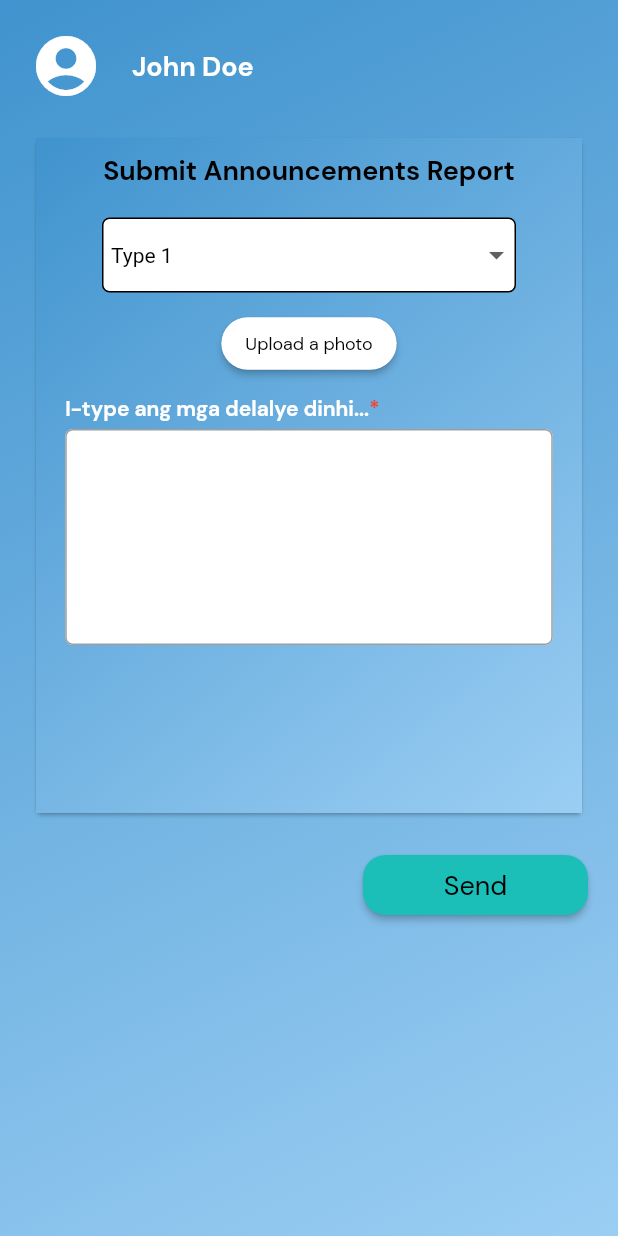
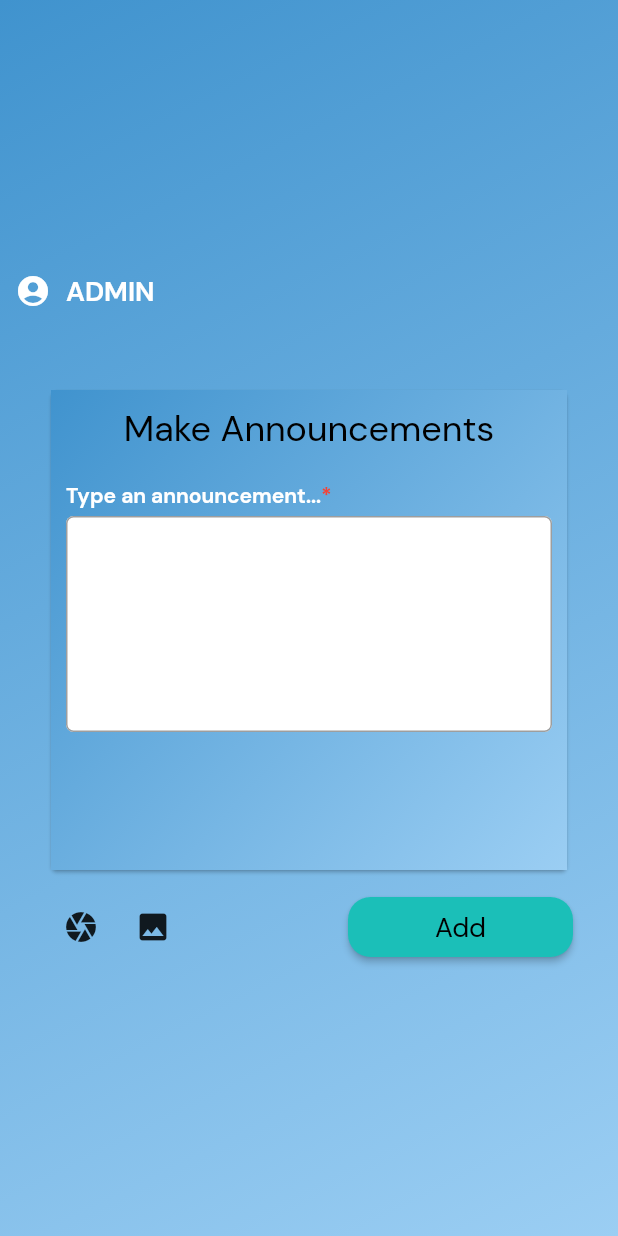
Before and after one commit to lansoyyy/gusa_cic, a Flutter app: the AdminHomeScreen screen opened directly, after a tap on "Announcements", on a phone screen of 412 x 824 dp. Run offline on Flutter 3.47's test engine with Material 2 defaults, Android fonts, the phone set to English and light mode, and no system bars; our stand-ins replace fluttertoast; Roboto replaces fonts that are missing (QRegular).

Commit message:
added add announcements screen

```diff
--- a/lib/screens/admin/adminhome_screen.dart
+++ b/lib/screens/admin/adminhome_screen.dart
@@ -1,5 +1,6 @@
 import 'package:flutter/material.dart';
 import 'package:gusa_cic/screens/add_report_page.dart';
+import 'package:gusa_cic/screens/admin/announcement_screen.dart';
 import 'package:gusa_cic/utils/colors.dart';
 import 'package:gusa_cic/widgets/text_widget.dart';
 
@@ -68,7 +69,7 @@ class AdminHomeScreen extends StatelessWidget {
                                 child: GestureDetector(
                                   onTap: () {
                                       Navigator.of(context).push(MaterialPageRoute(
-                          builder: (context) =>  AddreportScreen(
+                          builder: (context) =>  AnnouncementScreen(
                             type: i == 0 ? 'Announcements' : i == 1? 'Residents' : 'Concern',
                           )));
                                   },
--- /dev/null
+++ b/lib/screens/admin/announcement_screen.dart
@@ -0,0 +1,133 @@
+import 'package:flutter/material.dart';
+import 'package:gusa_cic/screens/add_report_page.dart';
+import 'package:gusa_cic/utils/colors.dart';
+import 'package:gusa_cic/widgets/button_widget.dart';
+import 'package:gusa_cic/widgets/text_widget.dart';
+import 'package:gusa_cic/widgets/textfield_widget.dart';
+
+
+class AnnouncementScreen extends StatefulWidget {
+  String? type;
+
+  AnnouncementScreen({this.type});
+
+  @override
+  State<AnnouncementScreen> createState() => _AnnouncementScreenState();
+}
+
+class _AnnouncementScreenState extends State<AnnouncementScreen> {
+
+
+  final descController = TextEditingController();
+  @override
+  Widget build(BuildContext context) {
+    return  Scaffold(
+      body: Container(
+         height: double.infinity,
+        width: double.infinity,
+        decoration: BoxDecoration(
+            gradient: LinearGradient(
+    begin: Alignment.topLeft,
+    end: Alignment.bottomRight,
+    colors: [
+      Color(0xff4093CE),
+      Color(0xff9BCEF3),
+    ],
+  ),
+        ),
+
+
+        child: Padding(
+          padding: const EdgeInsets.all(10.0),
+          child: Column(
+            crossAxisAlignment: CrossAxisAlignment.start,
+            mainAxisAlignment: MainAxisAlignment.center,
+            children: [
+              Row(
+                mainAxisAlignment: MainAxisAlignment.start,
+                children: [
+                  Icon(Icons.account_circle_rounded,
+                  color: Colors.white,),
+                  SizedBox(width: 10,),
+                  TextWidget(text: 'ADMIN', fontSize: 18,
+                  color: Colors.white,
+                  fontFamily: 'Bold',),
+                ],
+              ),
+              SizedBox(height: 50,),
+              Padding(
+                      padding: const EdgeInsets.fromLTRB(20, 0, 20, 0),
+                      child: Card(
+                        child: Container(
+                          height: 320,
+                              width: double.infinity,
+                              decoration: BoxDecoration(
+                                  gradient: LinearGradient(
+                          begin: Alignment.topLeft,
+                          end: Alignment.bottomRight,
+                          colors: [
+                            Color(0xff4093CE),
+                            Color(0xff9BCEF3),
+                          ],
+                        ),
+                              ),
+                              child: Padding(
+                                padding: const EdgeInsets.all(10.0),
+                                child: Column(
+                                  crossAxisAlignment: CrossAxisAlignment.center,
+                                  mainAxisAlignment: MainAxisAlignment.start,
+                                  children: [
+                                    TextWidget(text: 'Make ${widget.type}', fontSize: 24,
+                                    color: Colors.black,),
+                                    SizedBox(height: 20,),
+
+                             TextFieldWidget(
+                              label: 'Type an announcement...',
+                              maxLine: 8,
+                              height: 200,
+                              controller: descController,),
+
+
+                                  ],
+                                ),
+                              ),
+
+                        ),
+                      ),
+                    ),
+                    SizedBox(height: 10,),
+                    Padding(
+                       padding: const EdgeInsets.fromLTRB(20, 0, 20, 0),
+                      child: Row(
+                        mainAxisAlignment: MainAxisAlignment.center,
+                        children: [
+                          IconButton(onPressed: () {
+
+                          }, icon: Icon(Icons.camera,),),
+                          IconButton(onPressed: () {
+
+                          }, icon: Icon(Icons.image,),),
+                          Expanded(child: SizedBox()),
+                          ButtonWidget(
+                            radius: 15,
+                            width: 150,
+                            height: 40,
+                            color: buttonColor,
+                            textColor: Colors.black,
+                            label: 'Add', onPressed: () {
+
+                          }),
+                        ],
+                      ),
+                    ),
+
+
+
+
+            ],
+          ),
+        ),
+      ),
+    );
+  }
+}
```
